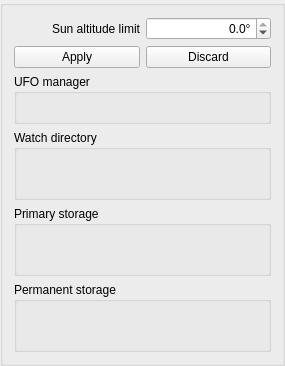
AMOS-uniba/amos-client, file widgets/qcamera.ui: the form before one commit.
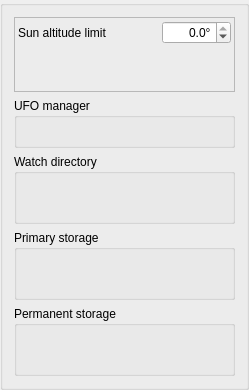
The form after the commit. Custom widgets are drawn as their Qt base class.

```diff
--- a/widgets/qcamera.ui
+++ b/widgets/qcamera.ui
@@ -6,26 +6,69 @@
    <rect>
     <x>0</x>
     <y>0</y>
-    <width>285</width>
-    <height>355</height>
+    <width>249</width>
+    <height>376</height>
    </rect>
   </property>
   <property name="windowTitle">
    <string>GroupBox</string>
   </property>
   <layout class="QGridLayout" name="gridLayout">
+   <item row="1" column="0" colspan="2">
+    <widget class="QUfoManager" name="ufo_manager">
+     <property name="minimumSize">
+      <size>
+       <width>0</width>
+       <height>50</height>
+      </size>
+     </property>
+     <property name="title">
+      <string>UFO manager</string>
+     </property>
+    </widget>
+   </item>
+   <item row="0" column="0" colspan="2">
+    <widget class="QFrame" name="frame">
+     <property name="frameShape">
+      <enum>QFrame::StyledPanel</enum>
+     </property>
+     <property name="frameShadow">
+      <enum>QFrame::Raised</enum>
+     </property>
+     <layout class="QGridLayout" name="gridLayout_2">
+      <property name="leftMargin">
+       <number>3</number>
+      </property>
+      <property name="topMargin">
+       <number>3</number>
+      </property>
+      <property name="rightMargin">
+       <number>3</number>
+      </property>
+      <property name="bottomMargin">
+       <number>3</number>
+      </property>
    <item row="0" column="0">
     <widget class="QLabel" name="lx_darkness_limit">
+        <property name="sizePolicy">
+         <sizepolicy hsizetype="Preferred" vsizetype="Preferred">
+          <horstretch>2</horstretch>
+          <verstretch>0</verstretch>
+         </sizepolicy>
+        </property>
      <property name="text">
       <string>Sun altitude limit</string>
      </property>
-     <property name="alignment">
-      <set>Qt::AlignRight|Qt::AlignTrailing|Qt::AlignVCenter</set>
-     </property>
     </widget>
    </item>
    <item row="0" column="1">
     <widget class="QDoubleSpinBox" name="dsb_darkness_limit">
+        <property name="sizePolicy">
+         <sizepolicy hsizetype="Minimum" vsizetype="Fixed">
+          <horstretch>1</horstretch>
+          <verstretch>0</verstretch>
+         </sizepolicy>
+        </property>
      <property name="toolTip">
       <string>darkness limit for observation</string>
      </property>
@@ -53,62 +96,53 @@
     </widget>
    </item>
    <item row="1" column="0" colspan="2">
-    <layout class="QHBoxLayout" name="hl_station_info">
-     <item>
-      <widget class="QPushButton" name="bt_apply">
-       <property name="enabled">
-        <bool>true</bool>
-       </property>
-       <property name="toolTip">
-        <string>save the changes</string>
-       </property>
-       <property name="text">
-        <string>Apply</string>
-       </property>
-      </widget>
-     </item>
-     <item>
-      <widget class="QPushButton" name="bt_discard">
-       <property name="enabled">
-        <bool>true</bool>
-       </property>
-       <property name="toolTip">
-        <string>reset the changes</string>
-       </property>
-       <property name="text">
-        <string>Discard</string>
-       </property>
-      </widget>
-     </item>
-    </layout>
+       <widget class="QDateTimeLine" name="sl_dome_open" native="true">
+        <property name="sizePolicy">
+         <sizepolicy hsizetype="Preferred" vsizetype="Fixed">
+          <horstretch>0</horstretch>
+          <verstretch>0</verstretch>
+         </sizepolicy>
+        </property>
+        <property name="minimumSize">
+         <size>
+          <width>0</width>
+          <height>16</height>
+         </size>
+        </property>
+        <property name="maximumSize">
+         <size>
+          <width>16777215</width>
+          <height>16</height>
+         </size>
+        </property>
+       </widget>
    </item>
    <item row="2" column="0" colspan="2">
-    <widget class="QUfoManager" name="ufo_manager">
+       <widget class="QDateTimeLine" name="sl_dome_close" native="true">
+        <property name="sizePolicy">
+         <sizepolicy hsizetype="Preferred" vsizetype="Fixed">
+          <horstretch>0</horstretch>
+          <verstretch>0</verstretch>
+         </sizepolicy>
+        </property>
      <property name="minimumSize">
       <size>
        <width>0</width>
-       <height>50</height>
-      </size>
-     </property>
-     <property name="title">
-      <string>UFO manager</string>
-     </property>
+          <height>16</height>
+         </size>
+        </property>
+        <property name="maximumSize">
+         <size>
+          <width>16777215</width>
+          <height>16</height>
+         </size>
+        </property>
+       </widget>
+      </item>
+     </layout>
     </widget>
    </item>
    <item row="3" column="0" colspan="2">
-    <widget class="QScannerBox" name="scanner">
-     <property name="minimumSize">
-      <size>
-       <width>0</width>
-       <height>70</height>
-      </size>
-     </property>
-     <property name="title">
-      <string>Watch directory</string>
-     </property>
-    </widget>
-   </item>
-   <item row="4" column="0" colspan="2">
     <widget class="QStorageBox" name="storage_primary">
      <property name="minimumSize">
       <size>
@@ -121,7 +155,7 @@
      </property>
     </widget>
    </item>
-   <item row="5" column="0" colspan="2">
+   <item row="4" column="0" colspan="2">
     <widget class="QStorageBox" name="storage_permanent">
      <property name="minimumSize">
       <size>
@@ -134,6 +168,19 @@
      </property>
     </widget>
    </item>
+   <item row="2" column="0" colspan="2">
+    <widget class="QScannerBox" name="scanner">
+     <property name="minimumSize">
+      <size>
+       <width>0</width>
+       <height>70</height>
+      </size>
+     </property>
+     <property name="title">
+      <string>Watch directory</string>
+     </property>
+    </widget>
+   </item>
   </layout>
  </widget>
  <customwidgets>
@@ -155,6 +202,12 @@
    <header>widgets/storage/qscannerbox.h</header>
    <container>1</container>
   </customwidget>
+  <customwidget>
+   <class>QDateTimeLine</class>
+   <extends>QWidget</extends>
+   <header>widgets/lines/qdatetimeline.h</header>
+   <container>1</container>
+  </customwidget>
  </customwidgets>
  <resources/>
  <connections/>
```
Lines whose indentation alone changed are shown as unchanged.
